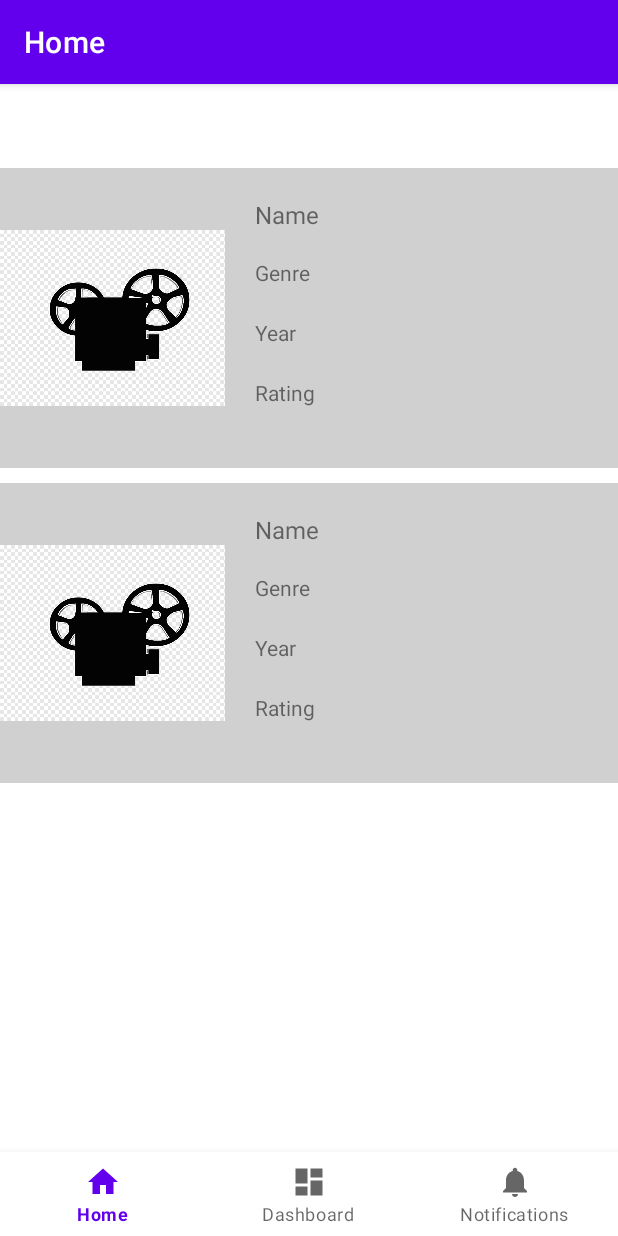
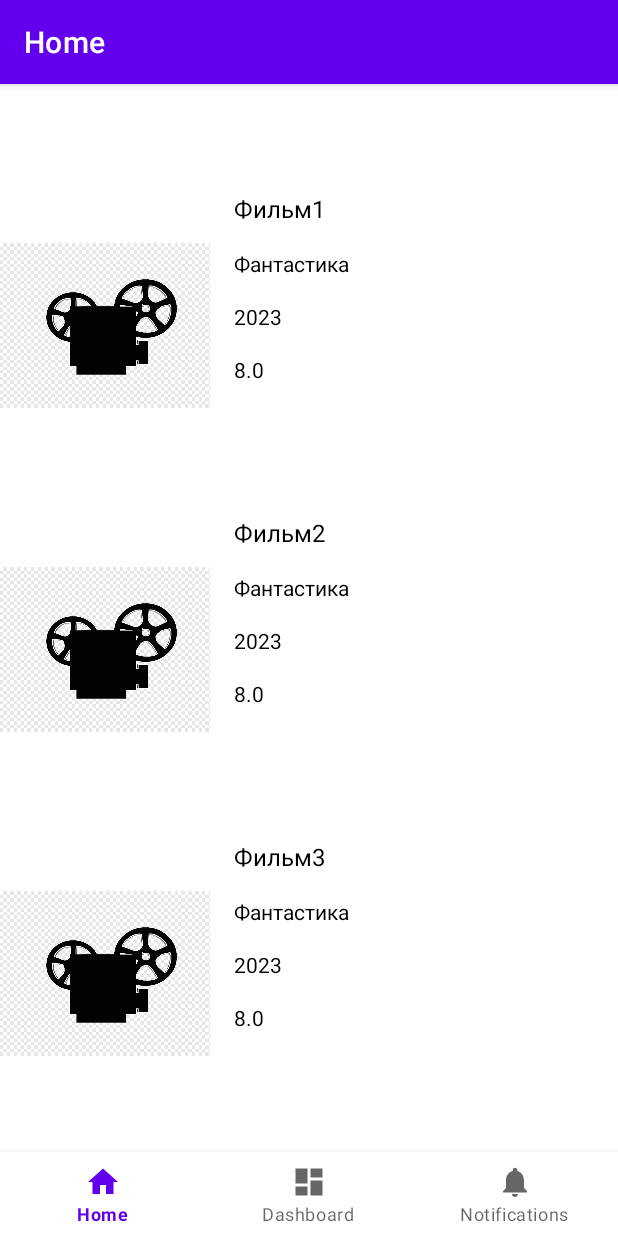
Before and after one commit to TShuri/KinoPoisk, an Android app: the screen it shows after launch (MainActivity), on a phone screen of 412 x 824 dp. Run offline under Robolectric (Android 15) with nearby library versions, the phone set to English and light mode, and no system bars; our stand-ins replace navigation-ui.

Commit message:
LayoutManager replaced with RecyclerView, added movie model and view adapter

```diff
--- a/app/build.gradle
+++ b/app/build.gradle
@@ -29,6 +29,9 @@ android {
     buildFeatures {
         viewBinding true
     }
+    viewBinding {
+        true
+    }
 }
 
 dependencies {
@@ -45,4 +48,5 @@ dependencies {
     androidTestImplementation 'androidx.test.espresso:espresso-core:3.5.1'
 
     implementation(platform("org.jetbrains.kotlin:kotlin-bom:1.8.0"))
+
 }
--- a/app/src/main/java/com/shuri/kinopoisk/MainActivity.java
+++ b/app/src/main/java/com/shuri/kinopoisk/MainActivity.java
@@ -1,6 +1,7 @@
 package com.shuri.kinopoisk;
 
 import android.os.Bundle;
+import android.widget.LinearLayout;
 
 import com.google.android.material.bottomnavigation.BottomNavigationView;
 
--- /dev/null
+++ b/app/src/main/java/com/shuri/kinopoisk/adapters/MovieAdapter.java
@@ -0,0 +1,65 @@
+package com.shuri.kinopoisk.adapters;
+
+import android.content.Context;
+import android.view.LayoutInflater;
+import android.view.View;
+import android.view.ViewGroup;
+import android.widget.ImageView;
+import android.widget.TextView;
+
+import androidx.annotation.NonNull;
+import androidx.recyclerview.widget.RecyclerView;
+
+import com.shuri.kinopoisk.R;
+import com.shuri.kinopoisk.models.Movie;
+import com.shuri.kinopoisk.ui.home.HomeFragment;
+
+import java.util.List;
+
+public class MovieAdapter extends RecyclerView.Adapter<MovieAdapter.ViewHolder> {
+
+    private final LayoutInflater inflater;
+    private final List<Movie> movies;
+
+    public MovieAdapter(Context context, List<Movie> movies) {
+        this.movies = movies;
+        this.inflater = LayoutInflater.from(context);
+    }
+
+
+    @NonNull
+    @Override
+    public ViewHolder onCreateViewHolder(@NonNull ViewGroup parent, int viewType) {
+        View view = inflater.inflate(R.layout.card_movie, parent, false);
+        //View view = LayoutInflater.from(parent.getContext()).inflate(R.layout.card_movie, parent, false);
+        return new ViewHolder(view);
+    }
+
+    @Override
+    public void onBindViewHolder(@NonNull ViewHolder holder, int position) {
+        Movie movie = movies.get(position);
+        holder.imageMovie.setImageResource(R.drawable.movie_logo);
+        holder.nameMovie.setText(movie.getNameRu());
+        holder.yearMovie.setText(String.valueOf(movie.getYear()));
+        holder.ratingMovie.setText(String.valueOf(movie.getRating()));
+        holder.genreMovie.setText(movie.getStringGenres());
+    }
+
+    @Override
+    public int getItemCount() {
+        return movies.size();
+    }
+
+    public static class ViewHolder extends RecyclerView.ViewHolder {
+        final ImageView imageMovie;
+        final TextView nameMovie, genreMovie, yearMovie, ratingMovie;
+        ViewHolder(View view){
+            super(view);
+            imageMovie = view.findViewById(R.id.imageMovie);
+            nameMovie = view.findViewById(R.id.textNameMovie);
+            genreMovie = view.findViewById(R.id.textGenreMovie);
+            yearMovie = view.findViewById(R.id.textYearMovie);
+            ratingMovie = view.findViewById(R.id.textRatingMovie);
+        }
+    }
+}
--- /dev/null
+++ b/app/src/main/java/com/shuri/kinopoisk/models/Movie.java
@@ -0,0 +1,76 @@
+package com.shuri.kinopoisk.models;
+
+import java.util.ArrayList;
+import java.util.List;
+
+public class Movie {
+    private int filmId; // id фильма
+    private String nameRu; // название на русском
+    private int year; // год
+    private String posterUrlPreview; // ссылка на обложку
+    private float rating; // рейтинг
+    private List<String> genres; // жанры
+
+    public Movie(int i) {
+        this.filmId = i;
+        this.nameRu = "Фильм" + i;
+        this.year = 2023;
+        this.posterUrlPreview = "URL";
+        this.rating = 8;
+        genres = new ArrayList<>();
+        genres.add("Фантастика");
+    }
+
+    public int getFilmId() {
+        return filmId;
+    }
+
+    public void setFilmId(int filmId) {
+        this.filmId = filmId;
+    }
+
+    public String getNameRu() {
+        return nameRu;
+    }
+
+    public void setNameRu(String nameRu) {
+        this.nameRu = nameRu;
+    }
+
+    public int getYear() {
+        return year;
+    }
+
+    public void setYear(int year) {
+        this.year = year;
+    }
+
+    public String getPosterUrlPreview() {
+        return posterUrlPreview;
+    }
+
+    public void setPosterUrlPreview(String posterUrlPreview) {
+        this.posterUrlPreview = posterUrlPreview;
+    }
+
+    public float getRating() {
+        return rating;
+    }
+
+    public void setRating(float rating) {
+        this.rating = rating;
+    }
+
+    public List<String> getGenres() {
+        return genres;
+    }
+
+    public void setGenres(List<String> genres) {
+        this.genres = genres;
+    }
+
+    public String getStringGenres() {
+        String arrayMovies = String.join(" ", genres);
+        return arrayMovies;
+    }
+}
--- a/app/src/main/java/com/shuri/kinopoisk/ui/home/HomeFragment.java
+++ b/app/src/main/java/com/shuri/kinopoisk/ui/home/HomeFragment.java
@@ -1,20 +1,34 @@
 package com.shuri.kinopoisk.ui.home;
 
+import android.content.Context;
+import android.media.Image;
 import android.os.Bundle;
+import android.provider.ContactsContract;
 import android.view.LayoutInflater;
 import android.view.View;
 import android.view.ViewGroup;
 import android.widget.TextView;
 
 import androidx.annotation.NonNull;
+import androidx.annotation.Nullable;
 import androidx.fragment.app.Fragment;
 import androidx.lifecycle.ViewModelProvider;
+import androidx.recyclerview.widget.RecyclerView;
 
+import com.shuri.kinopoisk.R;
+import com.shuri.kinopoisk.adapters.MovieAdapter;
 import com.shuri.kinopoisk.databinding.FragmentHomeBinding;
+import com.shuri.kinopoisk.models.Movie;
+
+import java.lang.reflect.Array;
+import java.util.ArrayList;
+import java.util.List;
 
 public class HomeFragment extends Fragment {
+    private FragmentHomeBinding binding;
 
-    private FragmentHomeBinding binding;
+    private List<Movie> movies;
+
 
     public View onCreateView(@NonNull LayoutInflater inflater,
                              ViewGroup container, Bundle savedInstanceState) {
@@ -23,6 +37,15 @@ public class HomeFragment extends Fragment {
 
         binding = FragmentHomeBinding.inflate(inflater, container, false);
         View root = binding.getRoot();
+
+
+        movies = new ArrayList<>();
+        initialMovies();
+        RecyclerView recyclerView = root.findViewById(R.id.recyclerView);
+        //recyclerView.setAdapter(new MovieAdapter(movies));
+        MovieAdapter adapter = new MovieAdapter(root.getContext(), movies);
+        recyclerView.setAdapter(adapter);
+
 
         //final TextView textView = binding.textHome;
         //homeViewModel.getText().observe(getViewLifecycleOwner(), textView::setText);
@@ -34,4 +57,11 @@ public class HomeFragment extends Fragment {
         super.onDestroyView();
         binding = null;
     }
+
+    private void initialMovies() {
+        movies.add(new Movie(1));
+        movies.add(new Movie(2));
+        movies.add(new Movie(3));
+        movies.add(new Movie(4));
+    }
 }
--- /dev/null
+++ b/app/src/main/res/layout/card_movie.xml
@@ -0,0 +1,76 @@
+<?xml version="1.0" encoding="utf-8"?>
+<androidx.constraintlayout.widget.ConstraintLayout xmlns:android="http://schemas.android.com/apk/res/android"
+    xmlns:app="http://schemas.android.com/apk/res-auto"
+    xmlns:tools="http://schemas.android.com/tools"
+    android:layout_width="match_parent"
+    android:layout_height="wrap_content">
+
+    <ImageView
+        android:id="@+id/imageMovie"
+        android:layout_width="140dp"
+        android:layout_height="210dp"
+        android:contentDescription="@string/contentDescription"
+        app:layout_constraintStart_toStartOf="parent"
+        app:layout_constraintTop_toTopOf="parent"
+        app:srcCompat="@drawable/movie_logo" />
+
+    <TextView
+        android:id="@+id/textNameMovie"
+        android:layout_width="wrap_content"
+        android:layout_height="wrap_content"
+        android:layout_marginStart="16dp"
+        android:layout_marginTop="16dp"
+        android:text="@string/textNameMovie"
+        android:textColor="@color/black"
+        android:textSize="16sp"
+        app:layout_constraintStart_toEndOf="@+id/imageMovie"
+        app:layout_constraintTop_toTopOf="parent" />
+
+    <TextView
+        android:id="@+id/textGenreMovie"
+        android:layout_width="wrap_content"
+        android:layout_height="wrap_content"
+        android:layout_marginStart="16dp"
+        android:layout_marginTop="16dp"
+        android:text="@string/textGenreMovie"
+        android:textColor="@color/black"
+        android:textSize="14sp"
+        app:layout_constraintStart_toEndOf="@+id/imageMovie"
+        app:layout_constraintTop_toBottomOf="@+id/textNameMovie" />
+
+    <TextView
+        android:id="@+id/textYearMovie"
+        android:layout_width="wrap_content"
+        android:layout_height="wrap_content"
+        android:layout_marginStart="16dp"
+        android:layout_marginTop="16dp"
+        android:text="@string/textYearMovie"
+        android:textColor="@color/black"
+        android:textSize="14sp"
+        app:layout_constraintStart_toEndOf="@+id/imageMovie"
+        app:layout_constraintTop_toBottomOf="@+id/textGenreMovie" />
+
+    <TextView
+        android:id="@+id/textRatingMovie"
+        android:layout_width="wrap_content"
+        android:layout_height="wrap_content"
+        android:layout_marginStart="16dp"
+        android:layout_marginTop="16dp"
+        android:text="@string/textRatingMovie"
+        android:textColor="@color/black"
+        android:textSize="14sp"
+        app:layout_constraintStart_toEndOf="@+id/imageMovie"
+        app:layout_constraintTop_toBottomOf="@+id/textYearMovie" />
+
+    <androidx.constraintlayout.widget.Barrier
+        android:id="@+id/barrier"
+        android:layout_width="wrap_content"
+        android:layout_height="wrap_content"
+        app:constraint_referenced_ids="imageMovie, textRatingMovie"
+        app:barrierDirection="bottom" />
+
+    <Space
+        android:layout_width="wrap_content"
+        android:layout_height="6dp"
+        app:layout_constraintTop_toBottomOf="@id/barrier"/>
+</androidx.constraintlayout.widget.ConstraintLayout>
--- a/app/src/main/res/layout/fragment_home.xml
+++ b/app/src/main/res/layout/fragment_home.xml
@@ -4,108 +4,16 @@
     xmlns:tools="http://schemas.android.com/tools"
 
     android:layout_width="match_parent"
-    android:layout_height="wrap_content"
+    android:layout_height="match_parent"
     tools:context=".ui.home.HomeFragment">
 
-    <ScrollView
-        android:id="@+id/scrollView2"
+    <androidx.recyclerview.widget.RecyclerView
+        android:id="@+id/recyclerView"
         android:layout_width="match_parent"
-        android:layout_height="match_parent">
-
-        <LinearLayout
-            android:layout_width="match_parent"
-            android:layout_height="wrap_content"
-            android:orientation="vertical">
-
-            <RelativeLayout
-                android:layout_width="match_parent"
-                android:layout_height="match_parent"
-                android:layout_marginBottom="10dp"
-                android:background="#D1D0D0">
-
-                <ImageView
-                    android:layout_width="150dp"
-                    android:layout_height="200dp"
-                    android:contentDescription="Здесь должна быть картинка"
-                    android:src="@drawable/movie_logo"
-                    android:visibility="visible" />
-
-                <TextView
-                    android:layout_width="wrap_content"
-                    android:layout_height="wrap_content"
-                    android:layout_marginStart="170dp"
-                    android:layout_marginTop="20dp"
-                    android:text="Name"
-                    android:textSize="16sp" />
-
-                <TextView
-                    android:layout_width="wrap_content"
-                    android:layout_height="wrap_content"
-                    android:layout_marginStart="170dp"
-                    android:layout_marginTop="60dp"
-                    android:text="Genre" />
-
-                <TextView
-                    android:layout_width="wrap_content"
-                    android:layout_height="wrap_content"
-                    android:layout_marginStart="170dp"
-                    android:layout_marginTop="100dp"
-                    android:text="Year" />
-
-                <TextView
-                    android:layout_width="wrap_content"
-                    android:layout_height="wrap_content"
-                    android:layout_marginStart="170dp"
-                    android:layout_marginTop="140dp"
-                    android:text="Rating" />
-
-            </RelativeLayout>
-
-            <RelativeLayout
-                android:layout_width="match_parent"
-                android:layout_height="200dp"
-                android:layout_marginBottom="10dp"
-                android:background="#D1D0D0">
-
-                <ImageView
-                    android:layout_width="150dp"
-                    android:layout_height="200dp"
-                    android:contentDescription="Здесь должна быть картинка"
-                    android:src="@drawable/movie_logo"
-                    android:visibility="visible" />
-
-                <TextView
-                    android:layout_width="wrap_content"
-                    android:layout_height="wrap_content"
-                    android:layout_marginStart="170dp"
-                    android:layout_marginTop="20dp"
-                    android:text="Name"
-                    android:textSize="16sp" />
-
-                <TextView
-                    android:layout_width="wrap_content"
-                    android:layout_height="wrap_content"
-                    android:layout_marginStart="170dp"
-                    android:layout_marginTop="60dp"
-                    android:text="Genre" />
-
-                <TextView
-                    android:layout_width="wrap_content"
-                    android:layout_height="wrap_content"
-                    android:layout_marginStart="170dp"
-                    android:layout_marginTop="100dp"
-                    android:text="Year" />
-
-                <TextView
-                    android:layout_width="wrap_content"
-                    android:layout_height="wrap_content"
-                    android:layout_marginStart="170dp"
-                    android:layout_marginTop="140dp"
-                    android:text="Rating" />
-
-            </RelativeLayout>
-
-        </LinearLayout>
-    </ScrollView>
-
+        android:layout_height="match_parent"
+        app:layoutManager="androidx.recyclerview.widget.LinearLayoutManager"
+        app:layout_constraintBottom_toBottomOf="parent"
+        app:layout_constraintEnd_toEndOf="parent"
+        app:layout_constraintStart_toStartOf="parent"
+        app:layout_constraintTop_toTopOf="parent" />
 </androidx.constraintlayout.widget.ConstraintLayout>
--- a/app/src/main/res/values/strings.xml
+++ b/app/src/main/res/values/strings.xml
@@ -3,4 +3,9 @@
     <string name="title_home">Home</string>
     <string name="title_dashboard">Dashboard</string>
     <string name="title_notifications">Notifications</string>
+    <string name="contentDescription">Failed to load img</string>
+    <string name="textNameMovie">Name movie</string>
+    <string name="textYearMovie">Year movie</string>
+    <string name="textRatingMovie">Rating movie</string>
+    <string name="textGenreMovie">Genre movie</string>
 </resources>
```
